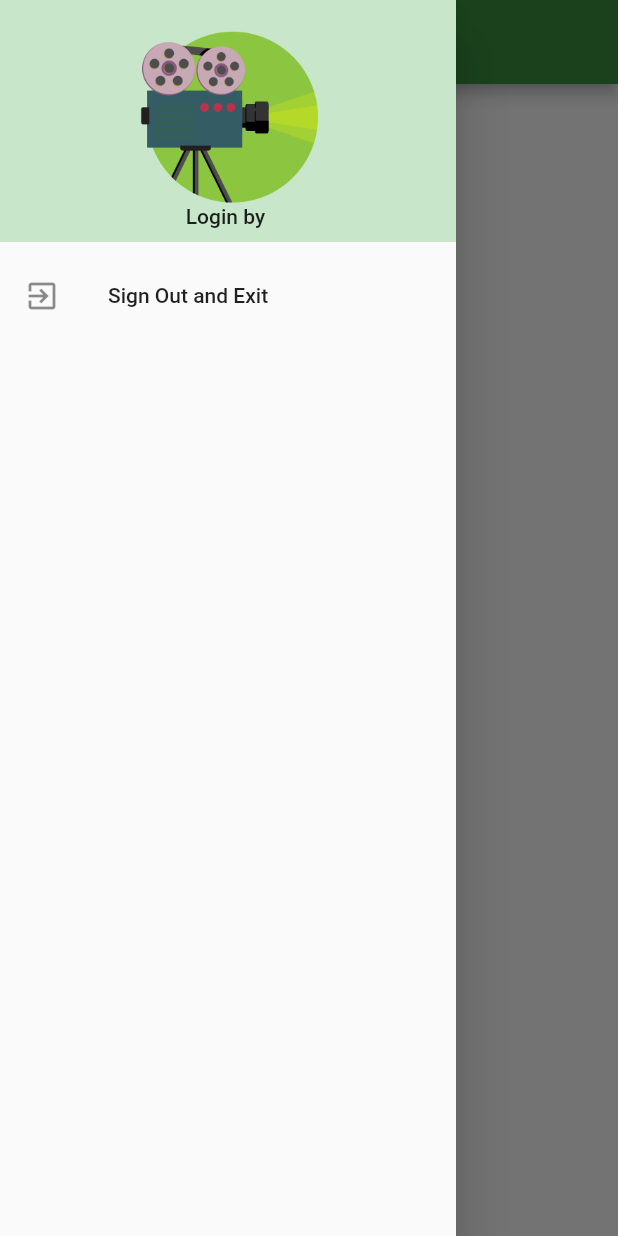
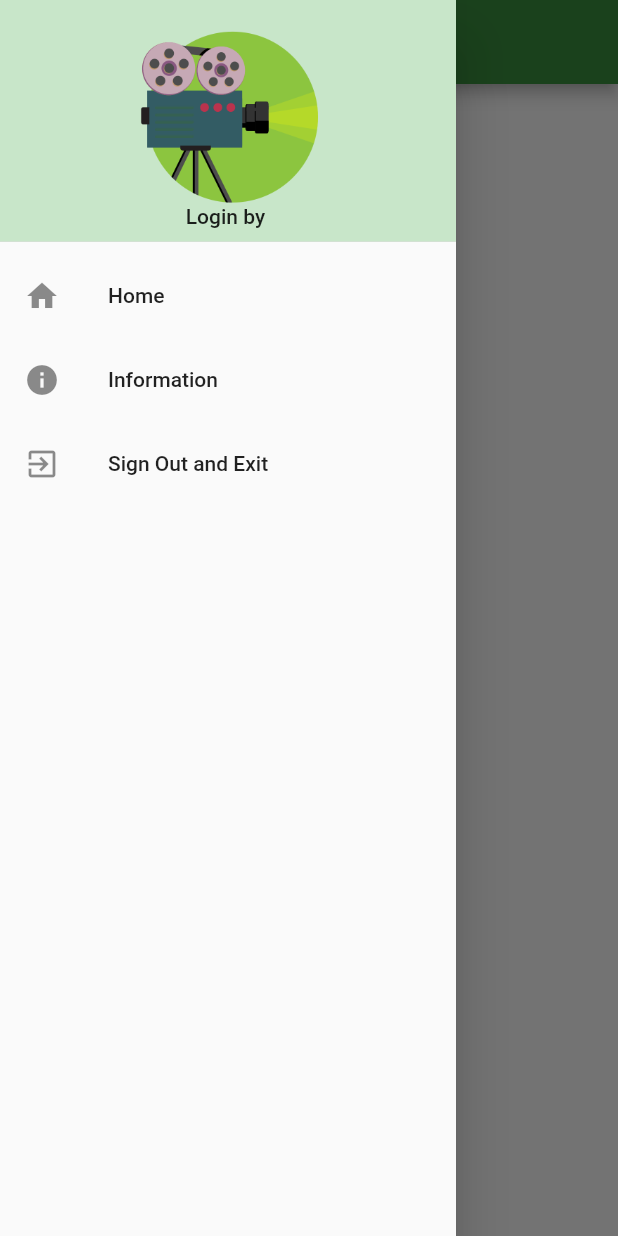
Before and after one commit to masterUNG/JaiApp, a Flutter app: the MyService screen opened directly, with the side drawer open, on a phone screen of 412 x 824 dp. Run offline on Flutter 3.47's test engine with Material 2 defaults, Android fonts, the phone set to English and light mode, and no system bars; our stand-ins replace firebase_auth; accounts and stored records are empty; network calls fail.

```diff
--- /dev/null
+++ b/lib/screens/home.dart
@@ -0,0 +1,15 @@
+import 'package:flutter/material.dart';
+
+class Home extends StatefulWidget {
+  @override
+  _HomeState createState() => _HomeState();
+}
+
+class _HomeState extends State<Home> {
+  @override
+  Widget build(BuildContext context) {
+    return Container(
+      child: Text('This is Home'),
+    );
+  }
+}
--- a/lib/screens/my_service.dart
+++ b/lib/screens/my_service.dart
@@ -2,6 +2,8 @@ import 'dart:io';
 
 import 'package:firebase_auth/firebase_auth.dart';
 import 'package:flutter/material.dart';
+import 'package:jai_app/screens/home.dart';
+import 'package:jai_app/screens/info.dart';
 
 class MyService extends StatefulWidget {
   @override
@@ -12,6 +14,7 @@ class _MyServiceState extends State<MyService> {
   // Explicit
   FirebaseAuth firebaseAuth = FirebaseAuth.instance;
   String nameDisplay = '';
+  Widget myWidget = Home();
 
   // Method
   @override
@@ -64,13 +67,39 @@ class _MyServiceState extends State<MyService> {
     );
   }
 
-  Future<void> signOutProcess()async{
-    await firebaseAuth.signOut().then((response){
+  Widget homePage() {
+    return ListTile(
+      leading: Icon(Icons.home),
+      title: Text('Home'),
+      onTap: () {
+        setState(() {
+          myWidget = Home();
+          Navigator.of(context).pop();
+        });
+      },
+    );
+  }
+
+  Widget infoPage() {
+    return ListTile(
+      leading: Icon(Icons.info),
+      title: Text('Information'),
+      onTap: () {
+        setState(() {
+          myWidget = Info();
+          Navigator.of(context).pop();
+        });
+      },
+    );
+  }
+
+  Future<void> signOutProcess() async {
+    await firebaseAuth.signOut().then((response) {
       myCloseApp();
     });
   }
 
-  void myCloseApp(){
+  void myCloseApp() {
     exit(0);
   }
 
@@ -79,6 +108,8 @@ class _MyServiceState extends State<MyService> {
       child: ListView(
         children: <Widget>[
           showHeadDrawer(),
+          homePage(),
+          infoPage(),
           signOutButton(),
         ],
       ),
@@ -92,7 +123,7 @@ class _MyServiceState extends State<MyService> {
         backgroundColor: Colors.green[700],
         title: Text('My Service'),
       ),
-      body: Text('body'),
+      body: myWidget,
       drawer: menuDrawer(),
     );
   }
```
Also changed, not shown: lib/screens/authen.dart (+47 -1 lines), lib/screens/info.dart (added, +15 -0 lines).
